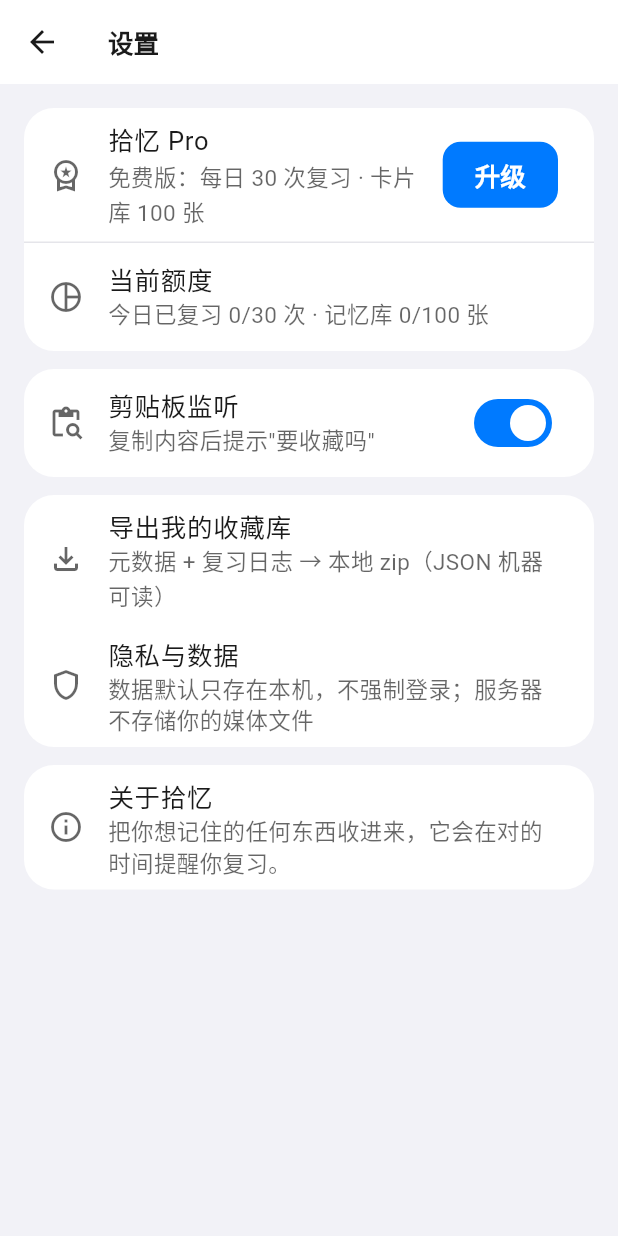
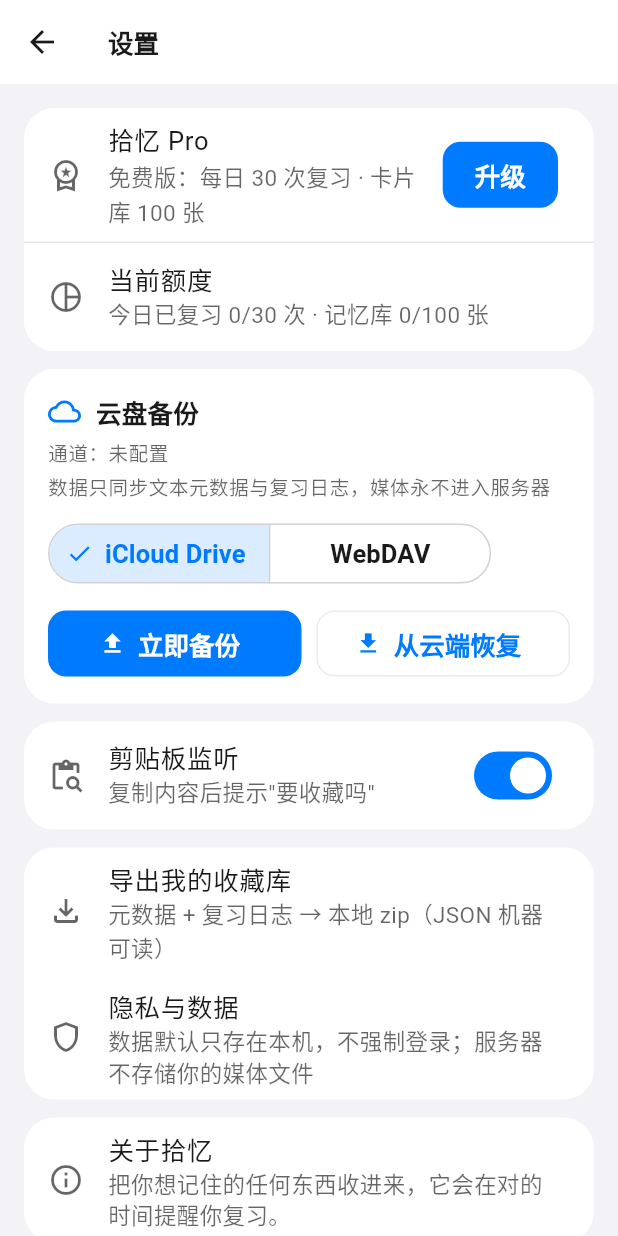
Before and after one commit to luskyle/glean, a Flutter app: the SettingsScreen screen opened directly, on a phone screen of 412 x 824 dp. Run offline on Flutter 3.47's test engine with Material 3 defaults, Android fonts, the phone set to English and light mode, and no system bars; our stand-ins replace drift, drift_flutter, fl_chart, flutter_riverpod, shared_preferences; missing offline and left inert: webdav_client; accounts and stored records are empty; generated files the repository leaves out were written again.

Commit message:
feat(sync): 云盘同步 B 档——iCloud 主通道 + WebDAV 兜底
- 平台无关同步引擎：全库快照（items/cards/collections/review_logs
  /item_collections/item_tags，保留原 id）+ 恢复时按主键幂等合并
- CloudDrive 抽象：iCloud（iOS 原生 MethodChannel，Swift 写
  iCloud 容器 Documents）+ WebDAV（webdav_client，坚果云等）+
  LocalDrive（测试/桌面演示）
- 设置页「云盘备份」：通道选择、WebDAV 凭据、立即备份/恢复、最近备份时间
- iOS：AppDelegate 原生通道 + Runner.entitlements（iCloud Documents）
- 测试：备份→清库→恢复→数据一致且幂等；快照往返；50 测试全绿

```diff
--- a/lib/data/settings/settings_store.dart
+++ b/lib/data/settings/settings_store.dart
@@ -26,6 +26,34 @@
       _prefs.getString('settings.last_clipboard_fp');
   Future<void> setLastClipboardFingerprint(String fp) =>
       _prefs.setString('settings.last_clipboard_fp', fp);
+
+  // ---- 云盘同步（B 档）----
+
+  /// 同步通道：none | icloud | webdav。
+  String get syncChannel => _prefs.getString('settings.sync_channel') ?? 'none';
+  Future<void> setSyncChannel(String v) =>
+      _prefs.setString('settings.sync_channel', v);
+
+  String? get webdavUrl => _prefs.getString('settings.webdav_url');
+  Future<void> setWebdavUrl(String v) =>
+      _prefs.setString('settings.webdav_url', v);
+
+  String? get webdavUser => _prefs.getString('settings.webdav_user');
+  Future<void> setWebdavUser(String v) =>
+      _prefs.setString('settings.webdav_user', v);
+
+  String? get webdavPassword => _prefs.getString('settings.webdav_password');
+  Future<void> setWebdavPassword(String v) =>
+      _prefs.setString('settings.webdav_password', v);
+
+  /// 最近一次备份时间（本地展示用）。
+  DateTime? get lastBackupAt {
+    final raw = _prefs.getString('settings.last_backup_at');
+    return raw == null ? null : DateTime.tryParse(raw);
+  }
+
+  Future<void> markBackupNow() => _prefs.setString(
+      'settings.last_backup_at', DateTime.now().toIso8601String());
 }
 
 /// 免费额度（非 Pro）。
--- /dev/null
+++ b/lib/features/settings/cloud_backup_section.dart
@@ -0,0 +1,199 @@
+import 'package:flutter/material.dart';
+import 'package:flutter_riverpod/flutter_riverpod.dart';
+import 'package:intl/intl.dart';
+
+import '../../providers.dart';
+
+/// 云盘备份配置（B 档）：通道选择 + WebDAV 凭据 + 立即备份/恢复。
+/// iCloud Drive 为 iOS 主力通道；WebDAV 覆盖国内 Android/桌面。
+class CloudBackupSection extends ConsumerStatefulWidget {
+  const CloudBackupSection({super.key});
+
+  @override
+  ConsumerState<CloudBackupSection> createState() => _CloudBackupSectionState();
+}
+
+class _CloudBackupSectionState extends ConsumerState<CloudBackupSection> {
+  final _urlCtrl = TextEditingController();
+  final _userCtrl = TextEditingController();
+  final _passCtrl = TextEditingController();
+  String _channel = 'none';
+  bool _busy = false;
+
+  @override
+  void initState() {
+    super.initState();
+    final s = ref.read(settingsProvider);
+    _channel = s.syncChannel;
+    _urlCtrl.text = s.webdavUrl ?? '';
+    _userCtrl.text = s.webdavUser ?? '';
+    _passCtrl.text = s.webdavPassword ?? '';
+  }
+
+  @override
+  void dispose() {
+    _urlCtrl.dispose();
+    _userCtrl.dispose();
+    _passCtrl.dispose();
+    super.dispose();
+  }
+
+  Future<void> _selectChannel(String channel) async {
+    final s = ref.read(settingsProvider);
+    await s.setSyncChannel(channel);
+    setState(() => _channel = channel);
+    ref.invalidate(syncServiceProvider);
+  }
+
+  Future<void> _saveWebdav() async {
+    final s = ref.read(settingsProvider);
+    await s.setWebdavUrl(_urlCtrl.text.trim());
+    await s.setWebdavUser(_userCtrl.text.trim());
+    await s.setWebdavPassword(_passCtrl.text);
+    ref.invalidate(syncServiceProvider);
+    if (mounted) {
+      ScaffoldMessenger.of(context)
+          .showSnackBar(const SnackBar(content: Text('WebDAV 已保存')));
+    }
+  }
+
+  Future<void> _run(String action) async {
+    setState(() => _busy = true);
+    final messenger = ScaffoldMessenger.of(context);
+    try {
+      final svc = ref.read(syncServiceProvider);
+      final String? err =
+          action == 'backup' ? await svc.backup() : await svc.restore();
+      if (err != null) {
+        messenger.showSnackBar(SnackBar(content: Text(err)));
+      } else {
+        if (action == 'backup') {
+          await ref.read(settingsProvider).markBackupNow();
+        } else {
+          ref.invalidate(inboxItemsProvider);
+          ref.invalidate(libraryItemsProvider);
+          ref.invalidate(reviewOverviewProvider);
+          ref.invalidate(quotaProvider);
+          ref.invalidate(collectionsProvider);
+        }
+        messenger.showSnackBar(
+            SnackBar(content: Text(action == 'backup' ? '备份完成' : '已从云端恢复')));
+      }
+    } catch (e) {
+      messenger.showSnackBar(SnackBar(content: Text('操作失败：$e')));
+    } finally {
+      if (mounted) setState(() => _busy = false);
+    }
+  }
+
+  @override
+  Widget build(BuildContext context) {
+    final s = ref.watch(settingsProvider);
+    final last = s.lastBackupAt;
+    final channelLabel = switch (_channel) {
+      'icloud' => 'iCloud Drive',
+      'webdav' => 'WebDAV',
+      _ => '未配置',
+    };
+
+    return Card(
+      child: Padding(
+        padding: const EdgeInsets.all(16),
+        child: Column(
+          crossAxisAlignment: CrossAxisAlignment.start,
+          children: [
+            Row(
+              children: [
+                Icon(Icons.cloud_outlined,
+                    size: 22, color: Theme.of(context).colorScheme.primary),
+                const SizedBox(width: 10),
+                Text('云盘备份',
+                    style: Theme.of(context)
+                        .textTheme
+                        .titleMedium
+                        ?.copyWith(fontWeight: FontWeight.w700)),
+              ],
+            ),
+            const SizedBox(height: 6),
+            Text(
+              '通道：$channelLabel'
+              '${last != null ? ' · 最近备份 ${DateFormat('MM-dd HH:mm').format(last)}' : ''}',
+              style: Theme.of(context).textTheme.bodySmall,
+            ),
+            const SizedBox(height: 6),
+            Text(
+              '数据只同步文本元数据与复习日志，媒体永不进入服务器',
+              style: Theme.of(context).textTheme.bodySmall,
+            ),
+            const SizedBox(height: 12),
+            SegmentedButton<String>(
+              segments: const [
+                ButtonSegment(value: 'icloud', label: Text('iCloud Drive')),
+                ButtonSegment(value: 'webdav', label: Text('WebDAV')),
+              ],
+              selected: {_channel == 'webdav' ? 'webdav' : 'icloud'},
+              onSelectionChanged: (v) => _selectChannel(v.first),
+            ),
+            if (_channel == 'webdav') ...[
+              const SizedBox(height: 12),
+              TextField(
+                controller: _urlCtrl,
+                decoration: const InputDecoration(
+                  labelText: 'WebDAV 地址',
+                  hintText: 'https://dav.jianguoyun.com/dav/',
+                ),
+              ),
+              const SizedBox(height: 8),
+              Row(
+                children: [
+                  Expanded(
+                    child: TextField(
+                      controller: _userCtrl,
+                      decoration: const InputDecoration(labelText: '账号'),
+                    ),
+                  ),
+                  const SizedBox(width: 8),
+                  Expanded(
+                    child: TextField(
+                      controller: _passCtrl,
+                      obscureText: true,
+                      decoration: const InputDecoration(labelText: '密码'),
+                    ),
+                  ),
+                ],
+              ),
+              const SizedBox(height: 8),
+              Align(
+                alignment: Alignment.centerRight,
+                child: OutlinedButton(
+                  onPressed: _saveWebdav,
+                  child: const Text('保存'),
+                ),
+              ),
+            ],
+            const SizedBox(height: 12),
+            Row(
+              children: [
+                Expanded(
+                  child: FilledButton.icon(
+                    onPressed: _busy ? null : () => _run('backup'),
+                    icon: const Icon(Icons.upload, size: 18),
+                    label: const Text('立即备份'),
+                  ),
+                ),
+                const SizedBox(width: 10),
+                Expanded(
+                  child: OutlinedButton.icon(
+                    onPressed: _busy ? null : () => _run('restore'),
+                    icon: const Icon(Icons.download, size: 18),
+                    label: const Text('从云端恢复'),
+                  ),
+                ),
+              ],
+            ),
+          ],
+        ),
+      ),
+    );
+  }
+}
--- a/lib/features/settings/settings_screen.dart
+++ b/lib/features/settings/settings_screen.dart
@@ -5,6 +5,7 @@
 import '../../data/export/export_service.dart';
 import '../../data/settings/settings_store.dart';
 import '../../providers.dart';
+import 'cloud_backup_section.dart';
 import 'paywall_sheet.dart';
 
 /// 设置：订阅 / 偏好 / 数据所有权 / 关于。
@@ -61,6 +62,9 @@
               ],
             ),
           ),
+          const SizedBox(height: 12),
+          // ---- 云盘备份（B 档）----
+          const CloudBackupSection(),
           const SizedBox(height: 12),
           // ---- 偏好 ----
           Card(
--- a/pubspec.yaml
+++ b/pubspec.yaml
@@ -25,6 +25,8 @@
   intl: ^0.20.2
   # 导出 zip（media + JSON）
   archive: ^4.0.0
+  # 云盘同步（B 档）：WebDAV 通道（iCloud 走原生通道）
+  webdav_client: ^1.1.0
 
 dev_dependencies:
   flutter_test:
```
Also changed, not shown: lib/data/sync/cloud_drive.dart (added, +164 -0 lines), lib/data/sync/sync_service.dart (added, +163 -0 lines), lib/data/sync/sync_snapshot.dart (added, +51 -0 lines), lib/providers.dart (+21 -0 lines), pubspec.lock, 3 other files.
